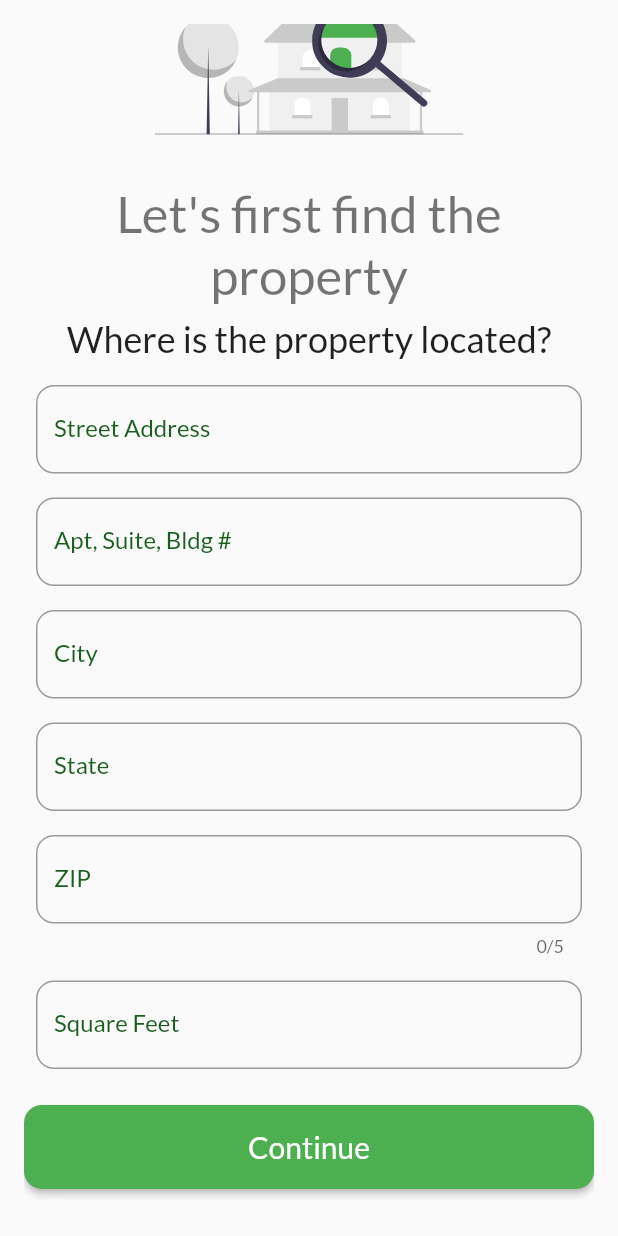
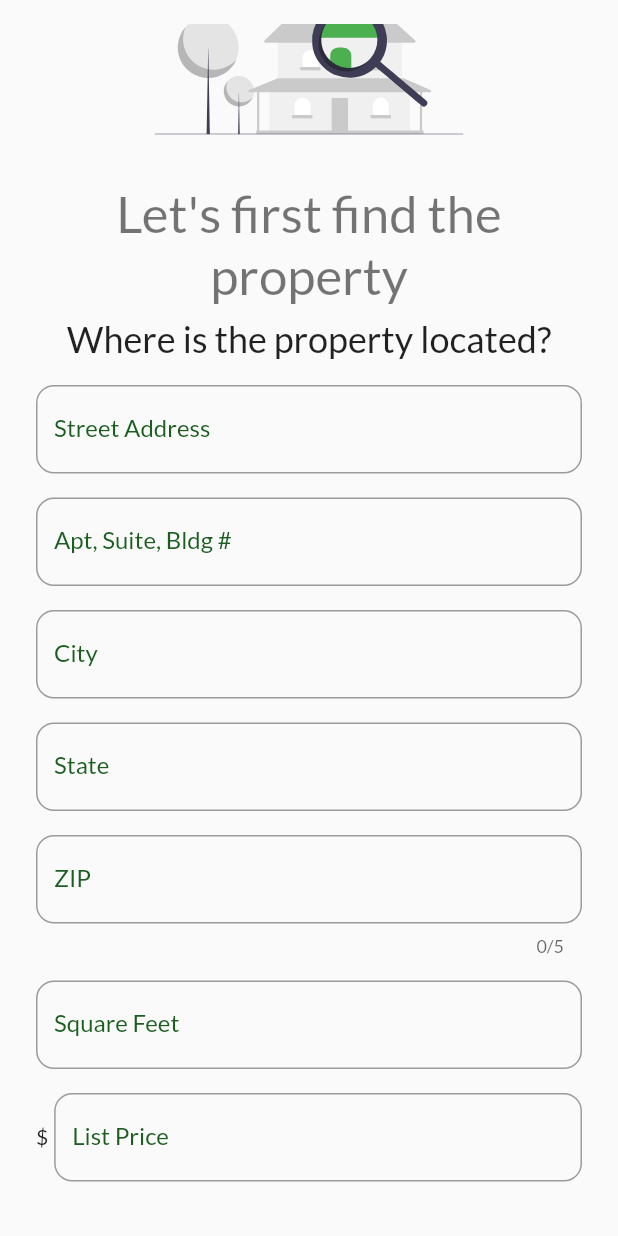
Before and after one commit to aawhitfield/calculators, a Flutter app: the screen it shows after launch, scrolled down 171 dp, on a phone screen of 412 x 824 dp. Run offline on Flutter 3.47's test engine with Material 2 defaults, Android fonts, the phone set to English and light mode, and no system bars; our stand-ins replace flutter_riverpod, flutter_svg, get, google_fonts.

Commit message:
adds list price and property model class

```diff
--- a/lib/address_form.dart
+++ b/lib/address_form.dart
@@ -1,4 +1,5 @@
 import 'package:calculators/models/address.dart';
+import 'package:calculators/models/property.dart';
 import 'package:flutter/material.dart';
 import 'package:flutter/services.dart';
 import 'package:flutter_riverpod/flutter_riverpod.dart';
@@ -6,6 +7,11 @@ import 'package:flutter_riverpod/flutter_riverpod.dart';
 final addressProvider = ChangeNotifierProvider<Address>(
         (ref) => Address(street: '', line2: '', city: '', state: '',
             zip: ''));
+
+final propertyProvider = ChangeNotifierProvider<Property>(
+    (ref) => Property(address: Address(street: '', line2: '', city: '', state: '',
+        zip: ''), listPrice: 0, )
+);
 
 class AddressForm extends ConsumerWidget {
   const AddressForm({
@@ -97,6 +103,30 @@ class AddressForm extends ConsumerWidget {
                 }
               ),
             ),
+            Padding(
+              padding: const EdgeInsets.all(8.0),
+              child: Row(
+                children: [
+                  const Text('\$'),
+                  const SizedBox(width: 4),
+                  Expanded(
+                    child: TextField(
+                        decoration: const InputDecoration(
+                          labelText: 'List Price',
+                        ),
+                        inputFormatters: [FilteringTextInputFormatter.digitsOnly],
+                        keyboardType: TextInputType.number,
+                        onChanged: (String newListPrice) {
+                          double? listPrice = double.tryParse(newListPrice);
+                          if (listPrice != null) {
+                            ref.read(propertyProvider).updateListPrice(listPrice);
+                          }
+                        }
+                    ),
+                  ),
+                ],
+              ),
+            ),
             const SizedBox(height: 16),
           ],
         ),
--- a/lib/main.dart
+++ b/lib/main.dart
@@ -1,6 +1,7 @@
 import 'package:calculators/theme.dart';
 import 'package:flutter/material.dart';
 import 'package:flutter_riverpod/flutter_riverpod.dart';
+import 'package:get/get.dart';
 
 import 'home.dart';
 
@@ -16,7 +17,7 @@ class MyApp extends StatelessWidget {
   Widget build(BuildContext context) {
     return GestureDetector(
       onTap: () => FocusManager.instance.primaryFocus?.unfocus(),
-      child: MaterialApp(
+      child: GetMaterialApp(
         title: 'Flutter Demo',
         theme: buildThemeData(context),
         home: const MyHomePage(title: 'Flutter Demo Home Page'),
--- a/lib/my_elevated_button.dart
+++ b/lib/my_elevated_button.dart
@@ -1,4 +1,6 @@
+import 'package:calculators/renovations.dart';
 import 'package:flutter/material.dart';
+import 'package:get/get.dart';
 
 class MyElevatedButton extends StatelessWidget {
   const MyElevatedButton({
@@ -18,7 +20,7 @@ class MyElevatedButton extends StatelessWidget {
           style: ButtonStyle(
               shape: MaterialStateProperty.all(RoundedRectangleBorder(
                   borderRadius: BorderRadius.circular(12)))),
-          onPressed: () {},
+          onPressed: () => Get.to(() => Renovations()),
           child: const Padding(
             padding: EdgeInsets.all(16.0),
             child: Text(
```
Also changed, not shown: lib/models/property.dart (added, +21 -0 lines), lib/renovations.dart (added, +15 -0 lines).
